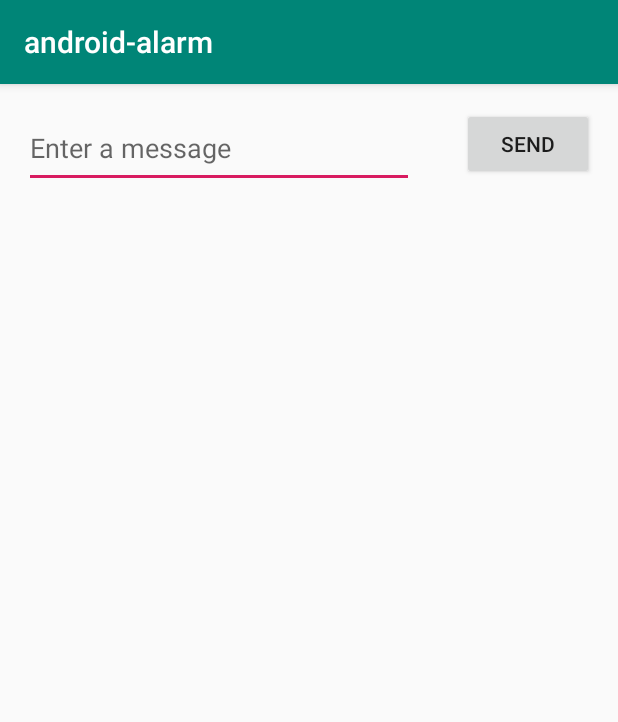
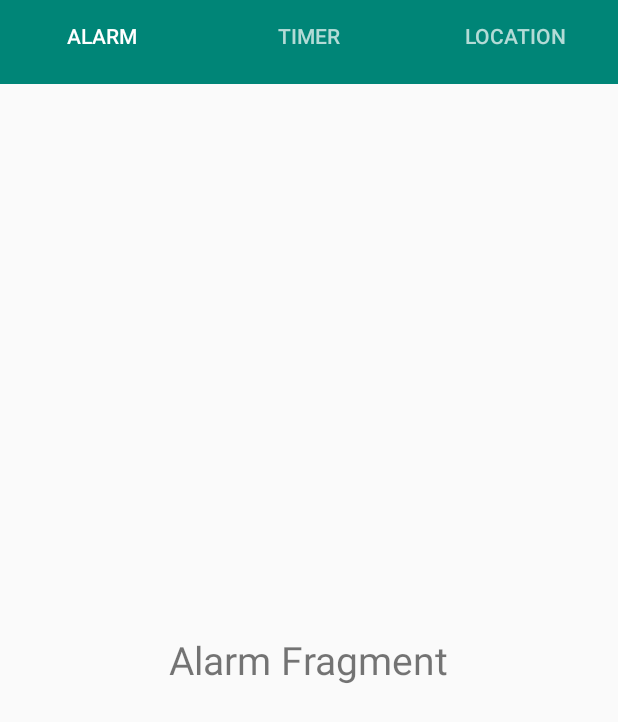
Before and after one commit to DRob1260/android_alarm, an Android app: the screen it shows after launch (MainActivity), on a phone screen of 412 x 824 dp. Shown: the top 722 px of the screen. Run offline under Robolectric (Android 15) with nearby library versions, the phone set to English and light mode, and no system bars.

Commit message:
Created a pretty interface

```diff
--- a/app/build.gradle
+++ b/app/build.gradle
@@ -1,6 +1,7 @@
 apply plugin: 'com.android.application'
 
 android {
+    //noinspection GradleCompatible
     compileSdkVersion 28
     defaultConfig {
         applicationId "com.isu.android_alarm"
@@ -22,7 +23,12 @@ dependencies {
     implementation fileTree(dir: 'libs', include: ['*.jar'])
     implementation 'androidx.appcompat:appcompat:1.0.0-beta01'
     implementation 'androidx.constraintlayout:constraintlayout:1.1.3'
+    implementation 'androidx.legacy:legacy-support-v4:1.0.0-beta01'
+    implementation 'com.google.android.material:material:1.0.0-beta01'
+    implementation "androidx.viewpager:viewpager:1.0.0"
     testImplementation 'junit:junit:4.12'
     androidTestImplementation 'androidx.test:runner:1.1.0-alpha4'
     androidTestImplementation 'androidx.test.espresso:espresso-core:3.1.0-alpha4'
+    implementation 'com.android.support:design:28.0.0'
+    implementation "com.google.android.material:material:1.0.0"
 }
--- a/app/src/main/AndroidManifest.xml
+++ b/app/src/main/AndroidManifest.xml
@@ -8,7 +8,7 @@
         android:label="@string/app_name"
         android:roundIcon="@mipmap/ic_launcher_round"
         android:supportsRtl="true"
-        android:theme="@style/AppTheme">
+        android:theme="@style/Theme.AppCompat.Light.NoActionBar">
         <activity android:name=".MainActivity">
             <intent-filter>
                 <action android:name="android.intent.action.MAIN" />
--- /dev/null
+++ b/app/src/main/java/com/isu/android_alarm/AlarmFragment.java
@@ -0,0 +1,37 @@
+package com.isu.android_alarm;
+
+import android.content.Context;
+import android.net.Uri;
+import android.os.Bundle;
+
+import androidx.fragment.app.Fragment;
+
+import android.view.LayoutInflater;
+import android.view.View;
+import android.view.ViewGroup;
+import android.widget.TextView;
+
+public class AlarmFragment extends Fragment {
+
+    @Override
+    public View onCreateView(LayoutInflater inflater, ViewGroup container, Bundle savedInstanceState) {
+        View v = inflater.inflate(R.layout.fragment_alarm, container, false);
+
+        TextView tv = (TextView) v.findViewById(R.id.alarmFrag);
+        tv.setText(getArguments().getString("msg"));
+
+        return v;
+    }
+
+    public static AlarmFragment newInstance(String text) {
+
+        AlarmFragment f = new AlarmFragment();
+        Bundle b = new Bundle();
+        b.putString("msg", text);
+
+        f.setArguments(b);
+
+        return f;
+    }
+
+}
--- a/app/src/main/java/com/isu/android_alarm/MainActivity.java
+++ b/app/src/main/java/com/isu/android_alarm/MainActivity.java
@@ -1,14 +1,57 @@
 package com.isu.android_alarm;
 
-import androidx.appcompat.app.AppCompatActivity;
+import androidx.fragment.app.Fragment;
+import androidx.fragment.app.FragmentActivity;
+import androidx.fragment.app.FragmentManager;
+import androidx.fragment.app.FragmentPagerAdapter;
+import androidx.viewpager.widget.ViewPager;
+import android.os.Bundle;
+import com.google.android.material.tabs.TabLayout;
 
-import android.os.Bundle;
+public class MainActivity extends FragmentActivity {
 
-public class MainActivity extends AppCompatActivity {
+    private ViewPager pager;
 
     @Override
     protected void onCreate(Bundle savedInstanceState) {
         super.onCreate(savedInstanceState);
         setContentView(R.layout.activity_main);
+
+        pager = (ViewPager) findViewById(R.id.viewPager);
+        pager.setAdapter(new MyPagerAdapter(getSupportFragmentManager()));
+
+        TabLayout tabLayout = (TabLayout) findViewById(R.id.tablayout);
+        tabLayout.setupWithViewPager(pager);
+    }
+
+    private class MyPagerAdapter extends FragmentPagerAdapter {
+
+        public MyPagerAdapter(FragmentManager fm) {
+            super(fm);
+        }
+
+        @Override
+        public Fragment getItem(int pos) {
+            switch(pos) {
+
+                case 0: return AlarmFragment.newInstance("Alarm Fragment");
+                case 1: return TimerFragment.newInstance("Timer Fragment");
+                case 2: return LocationFragment.newInstance("Location Fragment");
+                default: return AlarmFragment.newInstance("Alarm Fragment");
+            }
+        }
+
+        @Override
+        public int getCount() {
+            return 3;
+        }
+
+        @Override    public CharSequence getPageTitle(int position) {switch (position){
+            case 0: return "Alarm";
+            case 1: return "Timer";
+            case 2: return "Location";
+            default: return null;
+            }
+        }
     }
 }
--- /dev/null
+++ b/app/src/main/java/com/isu/android_alarm/TimerFragment.java
@@ -0,0 +1,34 @@
+package com.isu.android_alarm;
+
+import android.os.Bundle;
+import android.view.LayoutInflater;
+import android.view.View;
+import android.view.ViewGroup;
+import android.widget.TextView;
+
+import androidx.fragment.app.Fragment;
+
+public class TimerFragment extends Fragment {
+
+    @Override
+    public View onCreateView(LayoutInflater inflater, ViewGroup container, Bundle savedInstanceState) {
+        View v = inflater.inflate(R.layout.fragment_timer, container, false);
+
+        TextView tv = (TextView) v.findViewById(R.id.timerFrag);
+        tv.setText(getArguments().getString("msg"));
+
+        return v;
+    }
+
+    public static TimerFragment newInstance(String text) {
+
+        TimerFragment f = new TimerFragment();
+        Bundle b = new Bundle();
+        b.putString("msg", text);
+
+        f.setArguments(b);
+
+        return f;
+    }
+
+}
--- a/app/src/main/res/layout/activity_main.xml
+++ b/app/src/main/res/layout/activity_main.xml
@@ -1,41 +1,20 @@
 <?xml version="1.0" encoding="utf-8"?>
-<androidx.constraintlayout.widget.ConstraintLayout xmlns:android="http://schemas.android.com/apk/res/android"
+
+<androidx.viewpager.widget.ViewPager
+    xmlns:android="http://schemas.android.com/apk/res/android"
     xmlns:app="http://schemas.android.com/apk/res-auto"
-    xmlns:tools="http://schemas.android.com/tools"
-    android:layout_width="match_parent"
-    android:layout_height="match_parent"
-    tools:context=".MainActivity">
+    android:id="@+id/viewPager"
+    android:layout_width="fill_parent"
+    android:layout_height="fill_parent">
 
-    <EditText
-        android:id="@+id/editText"
-        android:layout_width="0dp"
-        android:layout_height="53dp"
-        android:layout_marginStart="16dp"
-        android:layout_marginLeft="16dp"
-        android:layout_marginTop="16dp"
-        android:layout_marginEnd="16dp"
-        android:layout_marginRight="16dp"
-        android:ems="10"
-        android:hint="@string/edit_message"
-        android:inputType="textPersonName"
-        app:layout_constraintEnd_toEndOf="parent"
-        app:layout_constraintEnd_toStartOf="@+id/button"
-        app:layout_constraintHorizontal_bias="0.5"
-        app:layout_constraintStart_toStartOf="parent"
-        app:layout_constraintTop_toTopOf="parent" />
+    <com.google.android.material.tabs.TabLayout
+        android:layout_width="match_parent"
+        android:layout_height="wrap_content"
+        android:id="@+id/tablayout"
+        android:background="@color/colorPrimary"
+        android:minHeight="?attr/actionBarSize"
+        android:theme="@style/ThemeOverlay.AppCompat.Dark.ActionBar">
 
-    <Button
-        android:id="@+id/button"
-        android:layout_width="wrap_content"
-        android:layout_height="wrap_content"
-        android:layout_marginStart="16dp"
-        android:layout_marginLeft="16dp"
-        android:layout_marginTop="16dp"
-        android:layout_marginEnd="16dp"
-        android:layout_marginRight="16dp"
-        android:text="@string/button_send"
-        app:layout_constraintEnd_toEndOf="parent"
-        app:layout_constraintHorizontal_bias="0.5"
-        app:layout_constraintStart_toEndOf="@+id/editText"
-        app:layout_constraintTop_toTopOf="parent" />
-</androidx.constraintlayout.widget.ConstraintLayout>
+    </com.google.android.material.tabs.TabLayout>
+
+</androidx.viewpager.widget.ViewPager>
--- /dev/null
+++ b/app/src/main/res/layout/fragment_alarm.xml
@@ -0,0 +1,14 @@
+<?xml version="1.0" encoding="utf-8"?>
+<RelativeLayout xmlns:android="http://schemas.android.com/apk/res/android"
+    android:layout_width="match_parent"
+    android:layout_height="match_parent">
+
+    <TextView
+        android:id="@+id/alarmFrag"
+        android:layout_width="wrap_content"
+        android:layout_height="wrap_content"
+        android:layout_centerHorizontal="true"
+        android:layout_centerVertical="true"
+        android:textSize="26dp"
+        android:text="TextView" />
+</RelativeLayout>
--- /dev/null
+++ b/app/src/main/res/values/dimens.xml
@@ -0,0 +1,3 @@
+<resources>
+    <dimen name="fab_margin">16dp</dimen>
+</resources>
--- a/app/src/main/res/values/strings.xml
+++ b/app/src/main/res/values/strings.xml
@@ -2,4 +2,9 @@
     <string name="app_name">android-alarm</string>
     <string name="edit_message">Enter a message</string>
     <string name="button_send">Send</string>
+    <string name="alarm_header">Alarm</string>
+    <string name="lorem_ipsum">lorem ipsum</string>
+    <!-- TODO: Remove or change this placeholder text -->
+    <string name="hello_blank_fragment">Hello blank fragment</string>
+    <string name="title_activity_screen_slide_pager">ScreenSlidePagerActivity</string>
 </resources>
```
Also changed, not shown: app/src/main/java/com/isu/android_alarm/LocationFragment.java (added, +34 -0 lines), app/src/main/res/layout/fragment_location.xml (added, +15 -0 lines), app/src/main/res/layout/fragment_timer.xml (added, +15 -0 lines), app/src/main/res/values/styles.xml (+9 -0 lines).
